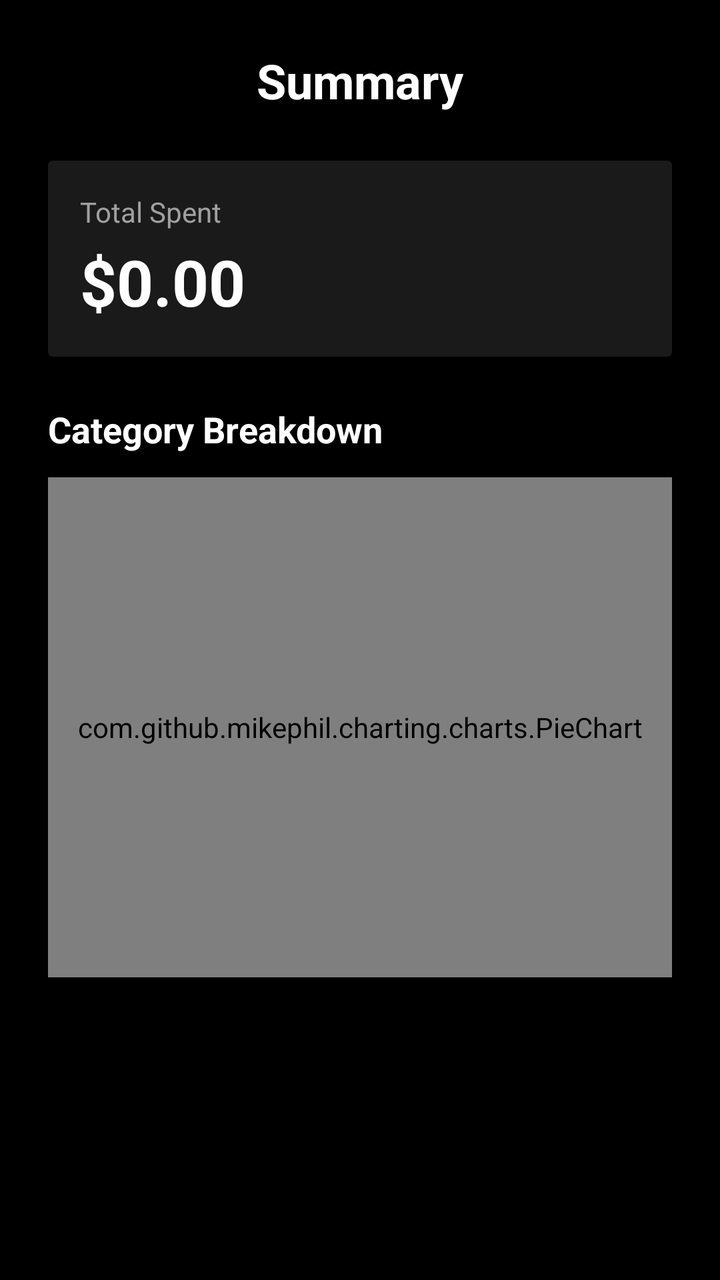
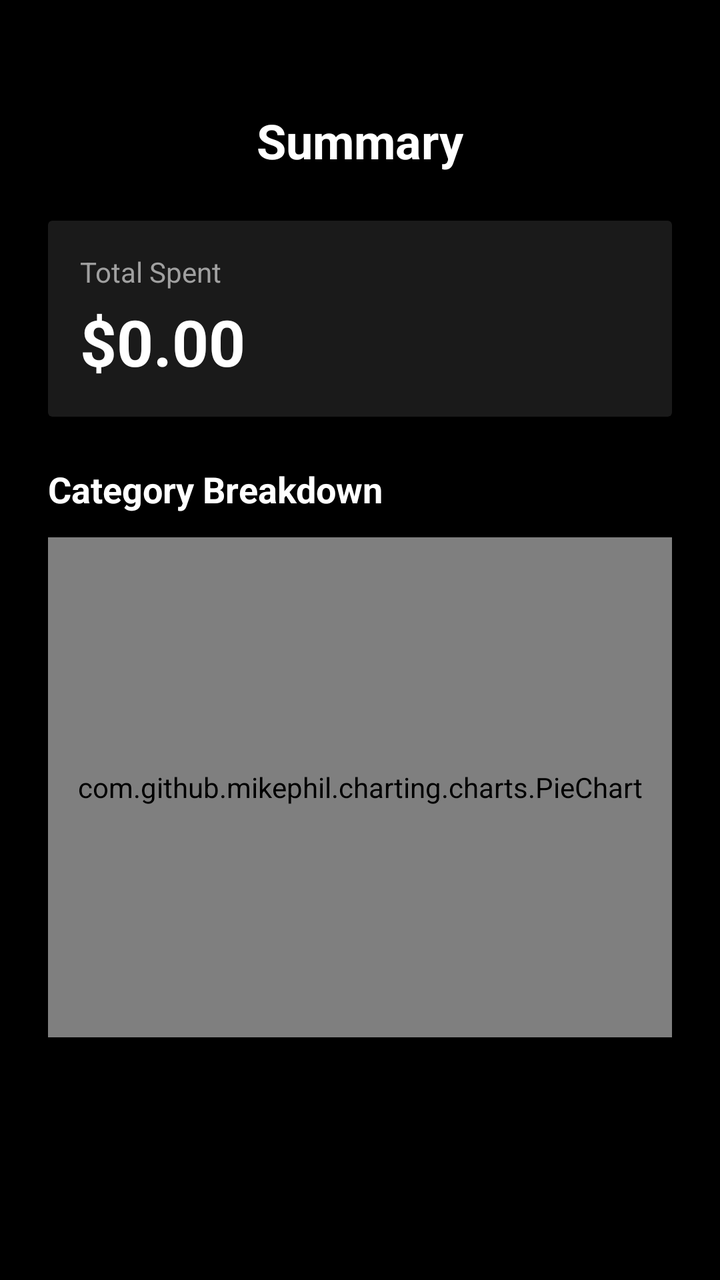

Screens rendered from an Android XML layout before and after an edit, with the pre-edit source and the edit as a unified diff.
<!-- AndroidManifest.xml: application theme Theme.Splitwise -->
<!-- res/layout/fragment_summary.xml -->
<?xml version="1.0" encoding="utf-8"?>
<LinearLayout xmlns:android="http://schemas.android.com/apk/res/android"
    android:layout_width="match_parent"
    android:layout_height="match_parent"
    android:background="@color/black"
    android:orientation="vertical"
    android:padding="24dp">

    <TextView
        android:layout_width="wrap_content"
        android:layout_height="wrap_content"
        android:layout_gravity="center_horizontal"
        android:layout_marginBottom="24dp"
        android:text="Summary"
        android:textColor="@color/white"
        android:textSize="24sp"
        android:textStyle="bold" />

    <androidx.cardview.widget.CardView
        android:layout_width="match_parent"
        android:layout_height="wrap_content"
        android:layout_marginBottom="24dp"
        android:backgroundTint="@color/darkGrey"
        android:elevation="4dp"
        android:padding="16dp">

        <LinearLayout
            android:layout_width="match_parent"
            android:layout_height="wrap_content"
            android:orientation="vertical"
            android:padding="16dp">

            <TextView
                android:layout_width="wrap_content"
                android:layout_height="wrap_content"
                android:text="Total Spent"
                android:textColor="@color/grey"
                android:textSize="14sp" />

            <TextView
                android:id="@+id/txtTotalAmount"
                android:layout_width="wrap_content"
                android:layout_height="wrap_content"
                android:layout_marginTop="4dp"
                android:text="$0.00"
                android:textColor="@color/white"
                android:textSize="32sp"
                android:textStyle="bold" />
        </LinearLayout>
    </androidx.cardview.widget.CardView>

    <TextView
        android:layout_width="wrap_content"
        android:layout_height="wrap_content"
        android:layout_marginBottom="12dp"
        android:text="Category Breakdown"
        android:textColor="@color/white"
        android:textSize="18sp"
        android:textStyle="bold" />

    <com.github.mikephil.charting.charts.PieChart
        android:id="@+id/pieChart"
        android:layout_width="match_parent"
        android:layout_height="250dp"
        android:layout_marginBottom="24dp" />

    <androidx.recyclerview.widget.RecyclerView
        android:id="@+id/rvCategorySummary"
        android:layout_width="match_parent"
        android:layout_height="0dp"
        android:layout_weight="1" />

</LinearLayout>
<!-- resources referenced by this layout -->
<resources>
  <color name="black">#FF000000</color>
  <color name="darkGrey">#1A1A1A</color>
  <color name="grey">#A0A0A0</color>
  <color name="white">#FFFFFFFF</color>
  <style name="Theme.Splitwise" parent="Base.Theme.Splitwise" />
  <style name="Base.Theme.Splitwise" parent="Theme.Material3.DayNight.NoActionBar">
          <item name="colorPrimary">@color/darkGrey</item>
          <item name="colorOnPrimary">@color/white</item>
          <item name="android:statusBarColor">@color/black</item>
          <item name="android:navigationBarColor">@color/black</item>
          <item name="android:windowLightStatusBar">false</item>
          <item name="indicatorColor">@color/grey</item>
  
          <item name="android:spinnerStyle">@style/Widget.Splitwise.Spinner</item>
          <item name="textInputStyle">@style/Widget.Splitwise.TextInputLayout.OutlinedBox</item>
      </style>
  <style name="Widget.Splitwise.Spinner" parent="Widget.AppCompat.Spinner">
          <item name="android:popupBackground">@color/white</item>
      </style>
  <style name="Widget.Splitwise.TextInputLayout.OutlinedBox" parent="Widget.MaterialComponents.TextInputLayout.OutlinedBox">
          <item name="boxStrokeColor">@color/text_input_box_stroke</item>
          <item name="boxStrokeWidth">2dp</item>
          <item name="boxStrokeWidthFocused">2dp</item>
          <item name="hintTextColor">@color/darkGrey</item>
          <item name="android:textColorHint">@color/grey</item>
          <item name="endIconTint">@color/darkGrey</item>
          <item name="boxCornerRadiusTopStart">12dp</item>
          <item name="boxCornerRadiusTopEnd">12dp</item>
          <item name="boxCornerRadiusBottomStart">12dp</item>
          <item name="boxCornerRadiusBottomEnd">12dp</item>
      </style>
</resources>

<!-- the commit's change to res/layout/fragment_summary.xml (unified diff, before → after) -->
@@ -12,6 +12,7 @@
         android:layout_gravity="center_horizontal"
         android:layout_marginBottom="24dp"
         android:text="Summary"
+        android:layout_marginTop="30dp"
         android:textColor="@color/white"
         android:textSize="24sp"
         android:textStyle="bold" />
